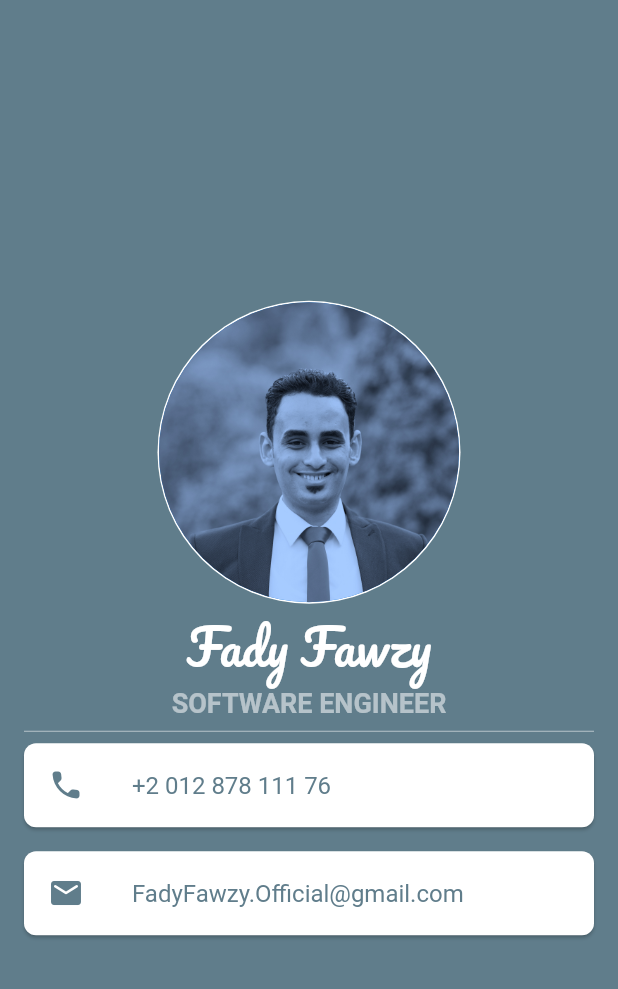
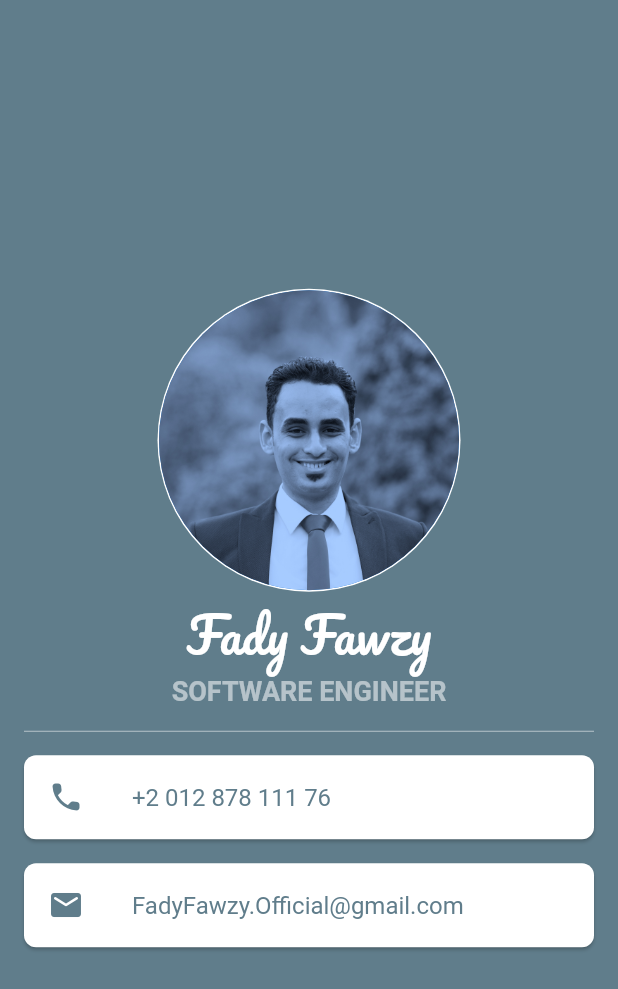
Before and after one commit to FadyFawzyOfficial/business_card, a Flutter app: the screen it shows after launch, on a phone screen of 412 x 824 dp. Shown: the top 989 px of the screen. Run offline on Flutter 3.47's test engine with Material 2 defaults, Android fonts, the phone set to English and light mode, and no system bars.

Commit message:
5. Wrap the Screen with SafeArea Widget & Finish it

```diff
--- a/lib/main.dart
+++ b/lib/main.dart
@@ -8,6 +8,7 @@ class BusinessCard extends StatelessWidget {
   @override
   Widget build(BuildContext context) {
     return MaterialApp(
+      debugShowCheckedModeBanner: false,
       theme: ThemeData(
         cardTheme: const CardTheme(
           margin: EdgeInsets.zero,
@@ -18,7 +19,8 @@ class BusinessCard extends StatelessWidget {
       ),
       home: const Scaffold(
         backgroundColor: Colors.blueGrey,
-        body: Padding(
+        body: SafeArea(
+          child: Padding(
             padding: EdgeInsets.symmetric(horizontal: 16),
             child: Column(
               mainAxisAlignment: MainAxisAlignment.center,
@@ -47,7 +49,10 @@ class BusinessCard extends StatelessWidget {
                     fontWeight: FontWeight.bold,
                   ),
                 ),
-              Divider(color: Colors.white54),
+                Divider(
+                  height: 32,
+                  color: Colors.white54,
+                ),
                 Card(
                   child: ListTile(
                     leading: Icon(
@@ -83,6 +88,7 @@ class BusinessCard extends StatelessWidget {
             ),
           ),
         ),
+      ),
     );
   }
 }
```
Lines whose indentation alone changed are shown as unchanged.
